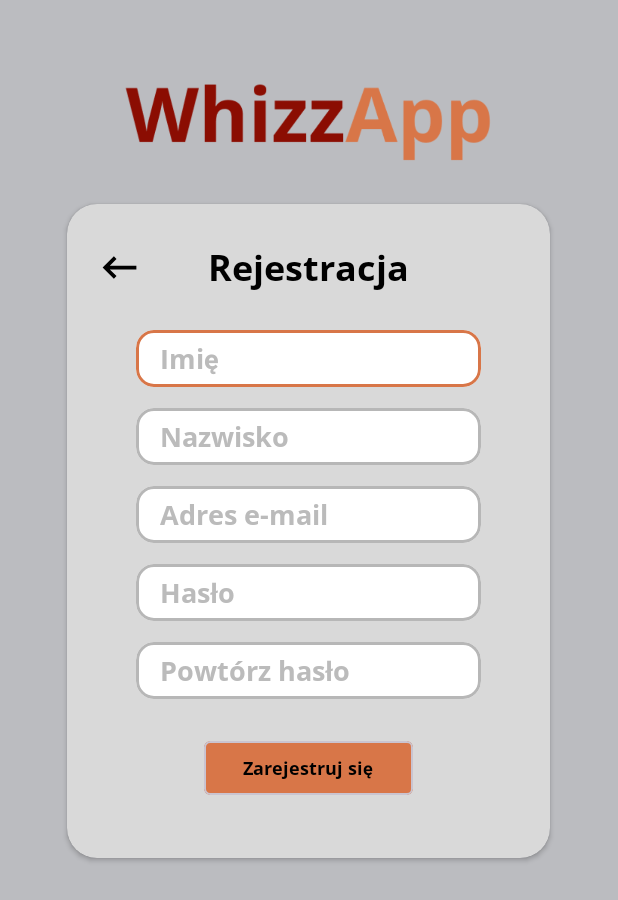
After one commit to PiotrNakonowski/WhizzApp, an Android app: the Registration screen opened directly, with no data from a screen before it, on a phone screen of 412 x 824 dp. The commit adds this screen. Shown: the top 900 px of the screen. Run offline under Robolectric (Android 15) with nearby library versions, the phone set to English and light mode, and no system bars.

Commit message:
10. Utworzenie interfejsu rejestracji aplikacji mobilnej.

```diff
--- a/MobileApp/app/src/main/AndroidManifest.xml
+++ b/MobileApp/app/src/main/AndroidManifest.xml
@@ -23,6 +23,10 @@
             </intent-filter>
         </activity>
 
+        <activity
+            android:name=".Registration"
+            android:exported="false" />
+
         <meta-data
             android:name="preloaded_fonts"
             android:resource="@array/preloaded_fonts" />
--- a/MobileApp/app/src/main/java/com/example/whizzapp/MainActivity.java
+++ b/MobileApp/app/src/main/java/com/example/whizzapp/MainActivity.java
@@ -1,5 +1,6 @@
 package com.example.whizzapp;
 
+import android.content.Intent;
 import android.graphics.Color;
 import android.os.Bundle;
 import android.util.Patterns;
@@ -15,12 +16,14 @@ public class MainActivity extends AppCompatActivity {
     MaterialCardView login_button;
     MaterialCardView login_frame;
     MaterialCardView password_frame;
+    MaterialCardView registerButton;
     private EditText editTextEmail, editTextPassword;
     @Override
     protected void onCreate(Bundle savedInstanceState) {
         super.onCreate(savedInstanceState);
         setContentView(R.layout.activity_main);
 
+        registerButton = findViewById(R.id.register_button);
 
         editTextEmail = findViewById(R.id.emailEditText);
         editTextPassword = findViewById(R.id.passwordEditText);
@@ -30,6 +33,15 @@ public class MainActivity extends AppCompatActivity {
 
         setFocusChangeListenerForCard(login_frame, R.id.emailEditText);
         setFocusChangeListenerForCard(password_frame, R.id.passwordEditText);
+
+        registerButton.setOnClickListener(new View.OnClickListener() {
+            @Override
+            public void onClick(View v) {
+                Intent intent = new Intent(getApplicationContext(), Registration.class);
+                startActivity(intent);
+                finish();
+            }
+        });
 
         login_button.setOnClickListener(v -> loginUser());
     }
--- /dev/null
+++ b/MobileApp/app/src/main/java/com/example/whizzapp/Registration.java
@@ -0,0 +1,140 @@
+package com.example.whizzapp;
+
+import android.content.Intent;
+import android.graphics.Color;
+import android.os.Bundle;
+import android.util.Patterns;
+import android.view.View;
+import android.view.inputmethod.InputMethodManager;
+import android.widget.EditText;
+import android.widget.ImageView;
+
+import androidx.appcompat.app.AppCompatActivity;
+
+import com.google.android.material.card.MaterialCardView;
+
+public class Registration extends AppCompatActivity {
+    ImageView backIcon;
+    private EditText editTextName, editTextSurname, editTextEmail, editTextPassword, editTextConfirmPassword;
+    MaterialCardView firstnameFrame, secondnameFrame, passwordFrame, emailFrame, passwordRepeatFrame;
+    MaterialCardView regButton;
+    @Override
+    protected void onCreate(Bundle savedInstanceState) {
+        super.onCreate(savedInstanceState);
+        setContentView(R.layout.activity_registration);
+        backIcon = findViewById(R.id.back_icon);
+        backIcon.setOnClickListener(new View.OnClickListener() {
+            @Override
+            public void onClick(View v) {
+                Intent intent = new Intent(getApplicationContext(), MainActivity.class);
+                startActivity(intent);
+                finish();
+            }
+        });
+
+        editTextName = findViewById(R.id.first_name_edit_text);
+        editTextSurname = findViewById(R.id.second_name_edit_text);
+        editTextEmail = findViewById(R.id.email_edit_text);
+        editTextPassword = findViewById(R.id.password_edit_text);
+        editTextConfirmPassword = findViewById(R.id.password_confirm_edit_text);
+        regButton = findViewById(R.id.reg_button);
+        firstnameFrame = findViewById(R.id.input_frame_firstname);
+        secondnameFrame = findViewById(R.id.inputframe_secondname);
+        passwordFrame = findViewById(R.id.inputframe_password);
+        emailFrame = findViewById(R.id.inputframe_email);
+        passwordRepeatFrame = findViewById(R.id.inputframe_password_repeat);
+
+        setFocusChangeListenerForCard(firstnameFrame, R.id.first_name_edit_text);
+        setFocusChangeListenerForCard(secondnameFrame, R.id.second_name_edit_text);
+        setFocusChangeListenerForCard(emailFrame, R.id.email_edit_text);
+        setFocusChangeListenerForCard(passwordFrame, R.id.password_edit_text);
+        setFocusChangeListenerForCard(passwordRepeatFrame, R.id.password_confirm_edit_text);
+
+        regButton.setOnClickListener(v -> registerUser());
+    }
+
+    private void registerUser()
+    {
+        String name = editTextName.getText().toString().trim();
+        String surname = editTextSurname.getText().toString().trim();
+        String email = editTextEmail.getText().toString().trim();
+        String password = editTextPassword.getText().toString().trim();
+        String confirmPassword = editTextConfirmPassword.getText().toString().trim();
+
+        try
+        {
+            InputMethodManager imm = (InputMethodManager)getSystemService(INPUT_METHOD_SERVICE);
+            imm.hideSoftInputFromWindow(getCurrentFocus().getWindowToken(), 0);
+        }
+        catch (Exception e)
+        {
+            e.printStackTrace();
+        }
+
+        clearAllEditTextFocus();
+
+        if (name.isEmpty()) {
+            editTextName.setError("Pole Imię jest wymagane!");
+            editTextName.requestFocus();
+            return;
+        }
+
+        if (surname.isEmpty()) {
+            editTextSurname.setError("Pole Nazwisko jest wymagane!");
+            editTextSurname.requestFocus();
+            return;
+        }
+
+        if (email.isEmpty()) {
+            editTextEmail.setError("Pole E-mail jest wymagane!");
+            editTextEmail.requestFocus();
+            return;
+        }
+
+        if (!Patterns.EMAIL_ADDRESS.matcher(email).matches()) {
+            editTextEmail.setError("Wprowadź poprawny adres e-mail!");
+            editTextEmail.requestFocus();
+            return;
+        }
+
+        if (password.isEmpty()) {
+            editTextPassword.setError("Pole Hasło jest wymagane!");
+            editTextPassword.requestFocus();
+            return;
+        }
+
+        if (password.length() < 6) {
+            editTextPassword.setError("Hasło musi mieć co najmniej 6 znaków!");
+            editTextPassword.requestFocus();
+            return;
+        }
+
+        if (!password.equals(confirmPassword)) {
+            editTextConfirmPassword.setError("Hasła nie są identyczne!");
+            editTextConfirmPassword.requestFocus();
+            return;
+        }
+    }
+
+    private void setFocusChangeListenerForCard(MaterialCardView cardView, int editTextId) {
+        EditText editText = findViewById(editTextId);
+
+        editText.setOnFocusChangeListener(new View.OnFocusChangeListener() {
+            @Override
+            public void onFocusChange(View v, boolean hasFocus) {
+                if (hasFocus) {
+                    cardView.setStrokeColor(Color.parseColor("#D87648"));
+                } else {
+                    cardView.setStrokeColor(Color.parseColor("#B7B7B7"));
+                }
+            }
+        });
+    }
+
+    private void clearAllEditTextFocus() {
+        View currentFocus = getCurrentFocus();
+        if (currentFocus != null && currentFocus instanceof EditText) {
+            currentFocus.clearFocus();
+        }
+    }
+}
--- /dev/null
+++ b/MobileApp/app/src/main/res/layout/activity_registration.xml
@@ -0,0 +1,232 @@
+<?xml version="1.0" encoding="utf-8"?>
+<androidx.constraintlayout.widget.ConstraintLayout
+    xmlns:android="http://schemas.android.com/apk/res/android"
+    xmlns:app="http://schemas.android.com/apk/res-auto"
+    xmlns:tools="http://schemas.android.com/tools"
+    android:id="@+id/main"
+    android:layout_width="match_parent"
+    android:layout_height="match_parent"
+    android:background="@color/primary_background"
+    tools:context=".Registration">
+
+    <androidx.constraintlayout.widget.ConstraintLayout
+        android:layout_width="match_parent"
+        android:layout_height="match_parent">
+
+        <ImageView
+            android:id="@+id/myImageView"
+            android:layout_width="426dp"
+            android:layout_height="150dp"
+            android:src="@drawable/whizzapp_logo"
+            app:layout_constraintBottom_toBottomOf="parent"
+            app:layout_constraintEnd_toEndOf="parent"
+            app:layout_constraintHorizontal_bias="0.533"
+            app:layout_constraintStart_toStartOf="parent"
+            app:layout_constraintTop_toTopOf="parent"
+            app:layout_constraintVertical_bias="0.00" />
+
+    </androidx.constraintlayout.widget.ConstraintLayout>
+
+    <androidx.cardview.widget.CardView
+        android:id="@+id/loginCardView"
+        android:layout_width="322dp"
+        android:layout_height="436dp"
+        android:layout_marginStart="16dp"
+        android:layout_marginTop="136dp"
+        android:layout_marginEnd="16dp"
+        app:cardBackgroundColor="@color/secondary_background"
+        app:cardCornerRadius="20dp"
+        app:layout_constraintEnd_toEndOf="parent"
+        app:layout_constraintHorizontal_bias="0.491"
+        app:layout_constraintStart_toStartOf="parent"
+        app:layout_constraintTop_toTopOf="parent">
+
+        <TextView
+            android:layout_width="wrap_content"
+            android:layout_height="wrap_content"
+            android:layout_gravity="center_horizontal"
+            android:layout_marginTop="25dp"
+            android:fontFamily="@font/open_sans_bold"
+            android:text="Rejestracja"
+            android:textColor="#000000"
+            android:textSize="24sp" />
+
+        <ImageView
+            android:id="@+id/back_icon"
+            android:layout_width="30dp"
+            android:layout_height="30dp"
+            android:src="@drawable/baseline_keyboard_backspace_24"
+            android:layout_marginTop="27dp"
+            android:layout_marginStart="20dp"/>
+
+        <com.google.android.material.card.MaterialCardView
+            android:id="@+id/input_frame_firstname"
+            android:layout_width="230dp"
+            android:layout_height="38dp"
+            android:layout_gravity="center_horizontal"
+            android:layout_marginTop="84dp"
+            android:padding="16dp"
+            app:cardBackgroundColor="@android:color/white"
+            app:cardCornerRadius="12dp"
+            app:strokeColor="#B7B7B7"
+            app:strokeWidth="2dp">
+
+            <!-- Pole do wprowadzania tekstu na e-mail -->
+            <EditText
+                android:id="@+id/first_name_edit_text"
+                android:layout_width="match_parent"
+                android:layout_height="wrap_content"
+                android:layout_gravity="center_vertical"
+                android:background="@null"
+                android:fontFamily="@font/open_sans_bold"
+                android:hint="Imię"
+                android:inputType="textEmailAddress"
+                android:paddingStart="16dp"
+                android:paddingEnd="16dp"
+                android:textColor="#000000"
+                android:textColorHint="#BBBBBB" />
+
+        </com.google.android.material.card.MaterialCardView>
+
+        <com.google.android.material.card.MaterialCardView
+            android:id="@+id/inputframe_secondname"
+            android:layout_width="230dp"
+            android:layout_height="38dp"
+            android:layout_gravity="center_horizontal"
+            android:layout_marginTop="136dp"
+            android:padding="16dp"
+            app:cardBackgroundColor="@android:color/white"
+            app:cardCornerRadius="12dp"
+            app:strokeColor="#B7B7B7"
+            app:strokeWidth="2dp">
+
+            <!-- Pole do wprowadzania tekstu na e-mail -->
+            <EditText
+                android:id="@+id/second_name_edit_text"
+                android:layout_width="match_parent"
+                android:layout_height="wrap_content"
+                android:layout_gravity="center_vertical"
+                android:background="@null"
+                android:fontFamily="@font/open_sans_bold"
+                android:hint="Nazwisko"
+                android:inputType="textEmailAddress"
+                android:paddingStart="16dp"
+                android:paddingEnd="16dp"
+                android:textColor="#000000"
+                android:textColorHint="#BBBBBB" />
+
+        </com.google.android.material.card.MaterialCardView>
+
+        <com.google.android.material.card.MaterialCardView
+            android:id="@+id/inputframe_email"
+            android:layout_width="230dp"
+            android:layout_height="38dp"
+            android:layout_gravity="center_horizontal"
+            android:layout_marginTop="188dp"
+            android:padding="16dp"
+            app:cardBackgroundColor="@android:color/white"
+            app:cardCornerRadius="12dp"
+            app:strokeColor="#B7B7B7"
+            app:strokeWidth="2dp">
+
+            <!-- Pole do wprowadzania tekstu na e-mail -->
+            <EditText
+                android:id="@+id/email_edit_text"
+                android:layout_width="match_parent"
+                android:layout_height="wrap_content"
+                android:layout_gravity="center_vertical"
+                android:background="@null"
+                android:fontFamily="@font/open_sans_bold"
+                android:hint="Adres e-mail"
+                android:inputType="textEmailAddress"
+                android:paddingStart="16dp"
+                android:paddingEnd="16dp"
+                android:textColor="#000000"
+                android:textColorHint="#BBBBBB" />
+
+        </com.google.android.material.card.MaterialCardView>
+
+        <com.google.android.material.card.MaterialCardView
+            android:id="@+id/inputframe_password"
+            android:layout_width="230dp"
+            android:layout_height="38dp"
+            android:layout_gravity="center_horizontal"
+            android:layout_marginTop="240dp"
+            android:padding="16dp"
+            app:cardBackgroundColor="@android:color/white"
+            app:cardCornerRadius="12dp"
+            app:strokeColor="#B7B7B7"
+            app:strokeWidth="2dp">
+
+            <!-- Pole do wprowadzania tekstu na e-mail -->
+            <EditText
+                android:id="@+id/password_edit_text"
+                android:layout_width="match_parent"
+                android:layout_height="wrap_content"
+                android:layout_gravity="center_vertical"
+                android:background="@null"
+                android:fontFamily="@font/open_sans_bold"
+                android:hint="@string/has_o"
+                android:inputType="textPassword"
+                android:paddingStart="16dp"
+                android:paddingEnd="16dp"
+                android:textColor="#000000"
+                android:textColorHint="#BBBBBB" />
+
+        </com.google.android.material.card.MaterialCardView>
+
+        <com.google.android.material.card.MaterialCardView
+            android:id="@+id/inputframe_password_repeat"
+            android:layout_width="230dp"
+            android:layout_height="38dp"
+            android:layout_gravity="center_horizontal"
+            android:layout_marginTop="292dp"
+            android:padding="16dp"
+            app:cardBackgroundColor="@android:color/white"
+            app:cardCornerRadius="12dp"
+            app:strokeColor="#B7B7B7"
+            app:strokeWidth="2dp">
+
+            <!-- Pole do wprowadzania tekstu na e-mail -->
+            <EditText
+                android:id="@+id/password_confirm_edit_text"
+                android:layout_width="match_parent"
+                android:layout_height="wrap_content"
+                android:layout_gravity="center_vertical"
+                android:background="@null"
+                android:fontFamily="@font/open_sans_bold"
+                android:hint="Powtórz hasło"
+                android:inputType="textPassword"
+                android:paddingStart="16dp"
+                android:paddingEnd="16dp"
+                android:textColor="#000000"
+                android:textColorHint="#BBBBBB" />
+
+
+        </com.google.android.material.card.MaterialCardView>
+
+        <com.google.android.material.card.MaterialCardView
+            android:id="@+id/reg_button"
+            android:layout_width="139dp"
+            android:layout_height="36dp"
+            android:layout_gravity="center_horizontal"
+            android:layout_marginTop="358dp"
+            android:clickable="true"
+            android:focusable="true"
+            android:padding="16dp"
+            app:cardBackgroundColor="@color/primary"
+            app:cardCornerRadius="4dp">
+
+            <TextView
+                android:layout_width="wrap_content"
+                android:layout_height="wrap_content"
+                android:layout_gravity="center"
+                android:fontFamily="@font/open_sans_bold"
+                android:text="Zarejestruj się"
+                android:textColor="#000000"
+                android:textSize="12sp" />
+        </com.google.android.material.card.MaterialCardView>
+
+    </androidx.cardview.widget.CardView>
+
+</androidx.constraintlayout.widget.ConstraintLayout>
```
